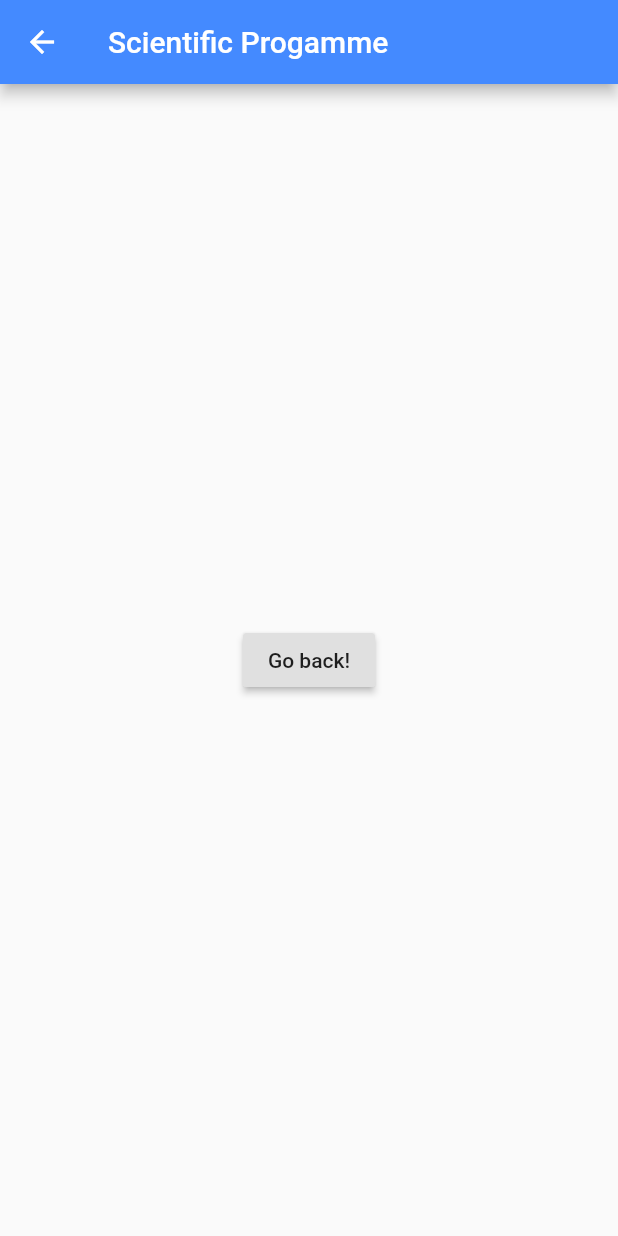
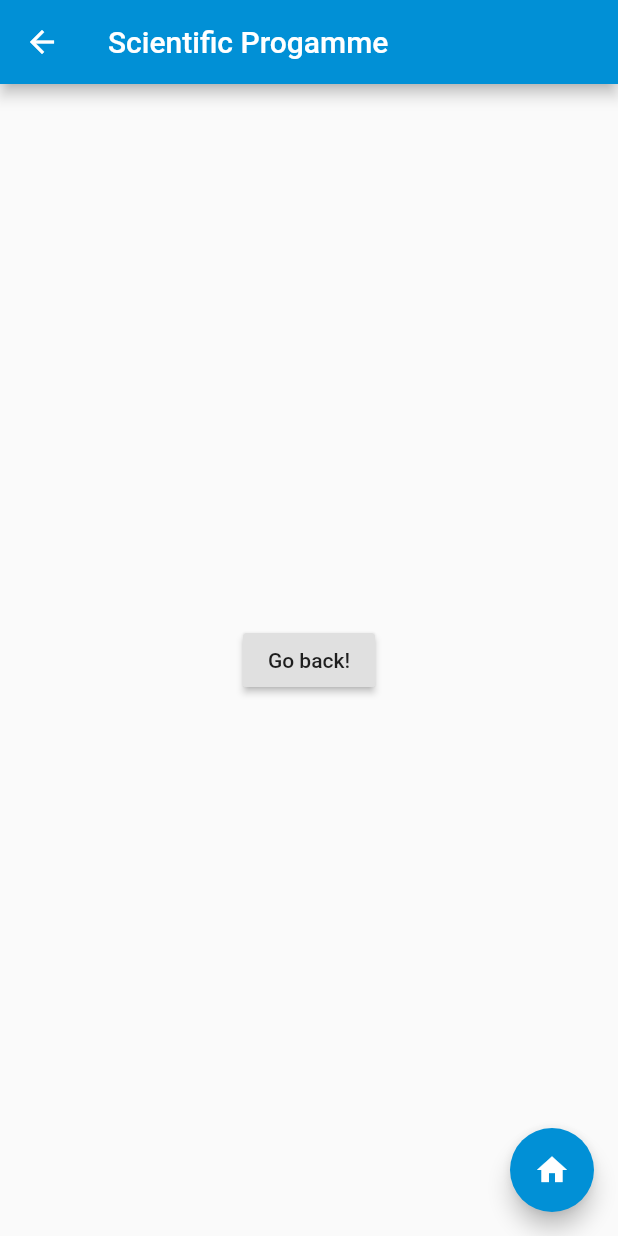
Before and after one commit to thanutpheeraphan/flutter_app, a Flutter app: the first_route screen opened directly, on a phone screen of 412 x 824 dp. Run offline on Flutter 3.47's test engine with Material 2 defaults, Android fonts, the light colour scheme and no system bars; missing offline and left inert: assorted_layout_widgets.

Commit message:
Put in floatingactionbutton

```diff
--- a/flutter_app2/lib/first_route.dart
+++ b/flutter_app2/lib/first_route.dart
@@ -7,6 +7,7 @@ class first_route extends StatelessWidget {
     return Scaffold(
       appBar: AppBar(
         title: Text("Scientific Progamme"),
+        backgroundColor: Color(0xff0190D6),
       ),
       body: Center(
         child: RaisedButton(
@@ -15,8 +16,16 @@ class first_route extends StatelessWidget {
             Navigator.pop(context);
 
           },
+
           child: Text('Go back!'),
         ),
+      ),
+      floatingActionButton: FloatingActionButton(
+        onPressed: (){
+          Navigator.pop(context);
+        },
+        child: Icon(Icons.home),
+        backgroundColor: Color(0xff0190D6),
       ),
     );
   }
```
